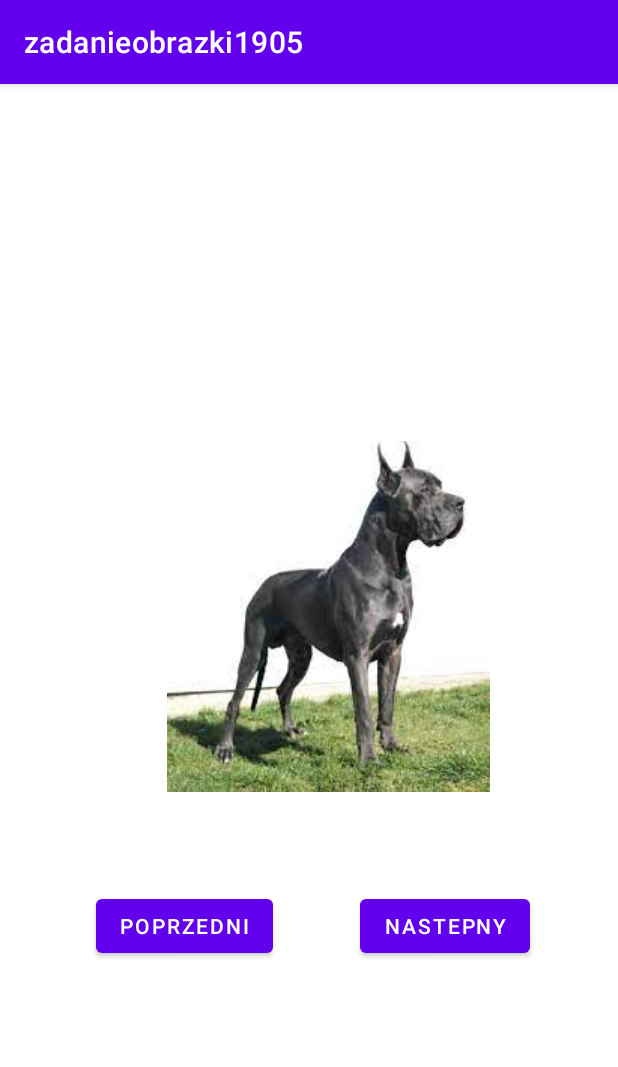
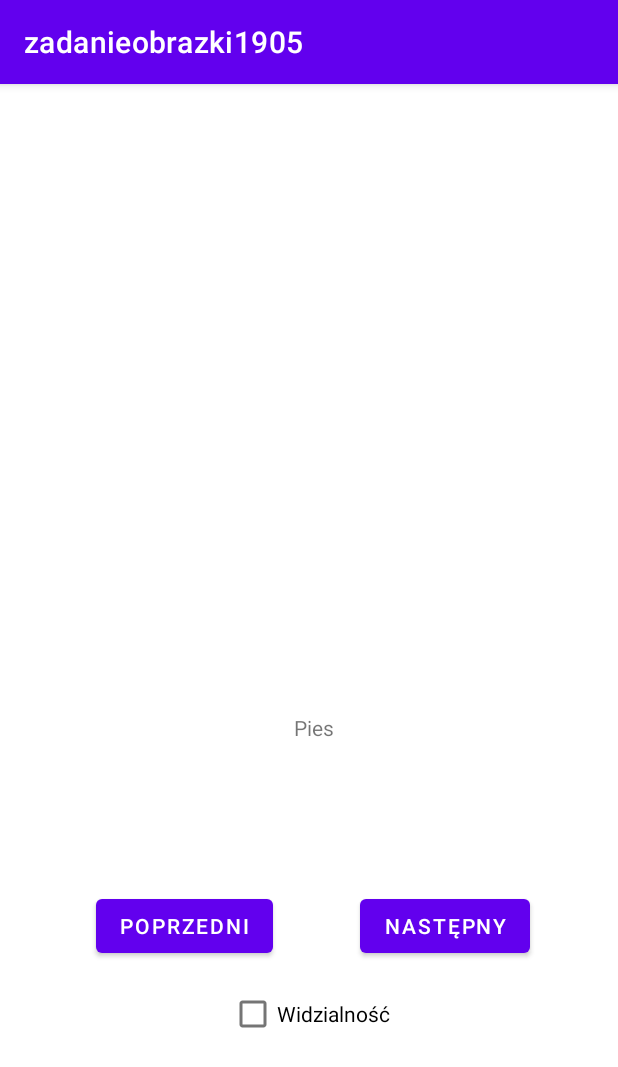
Before and after one commit to kamcio420/zadanieobrazki1905, an Android app: the screen it shows after launch (MainActivity), on a phone screen of 412 x 824 dp. Shown: the top 1067 px of the screen. Run offline under Robolectric (Android 15) with nearby library versions, the phone set to English and light mode, and no system bars.

Commit message:
Dzialajace przyciski poprzedni i nastepny zmiana opisu, niedzialajacy checkbox widzialnosc

```diff
--- a/app/src/main/java/com/example/zadanieobrazki1905/MainActivity.kt
+++ b/app/src/main/java/com/example/zadanieobrazki1905/MainActivity.kt
@@ -2,10 +2,67 @@ package com.example.zadanieobrazki1905
 
 import androidx.appcompat.app.AppCompatActivity
 import android.os.Bundle
+import android.view.View
+import android.widget.Button
+import android.widget.CheckBox
+import android.widget.ImageView
+import android.widget.TextView
 
 class MainActivity : AppCompatActivity() {
     override fun onCreate(savedInstanceState: Bundle?) {
         super.onCreate(savedInstanceState)
         setContentView(R.layout.activity_main)
+
+        val prevButton = findViewById<Button>(R.id.prevButton)
+        val nextButton = findViewById<Button>(R.id.nextButton)
+        val dogImage = findViewById<ImageView>(R.id.dogImage)
+        val describe = findViewById<TextView>(R.id.describe)
+        val visibilityCheck = findViewById<CheckBox>(R.id.visibility)
+        var index = 1
+
+        prevButton.setOnClickListener {
+            index -= 1
+            if(index in 1..5) {
+                when (index) {
+                    1 -> { dogImage.setImageResource(R.drawable.gf_r5l2_jmua_ue7d_dog_niemiecki_lagodny_olbrzym_1920x1080_nocrop)
+                           describe.text = "Pies1"}
+                    2 -> { dogImage.setImageResource(R.drawable.images)
+                           describe.text = "Pies2"}
+                    3 -> { dogImage.setImageResource(R.drawable.images_2)
+                           describe.text = "Pies3"}
+                    4 -> { dogImage.setImageResource(R.drawable.images_3)
+                           describe.text = "Pies4"}
+                    5 -> { dogImage.setImageResource(R.drawable.great_dane_2793816_1280_740x493)
+                           describe.text = "Pies5"}
+                }
+            }
+        }
+
+        nextButton.setOnClickListener {
+            index += 1
+            if(index in 1..5) {
+                when (index) {
+                    1 -> { dogImage.setImageResource(R.drawable.gf_r5l2_jmua_ue7d_dog_niemiecki_lagodny_olbrzym_1920x1080_nocrop)
+                        describe.text = "Pies1"}
+                    2 -> { dogImage.setImageResource(R.drawable.images)
+                        describe.text = "Pies2"}
+                    3 -> { dogImage.setImageResource(R.drawable.images_2)
+                        describe.text = "Pies3"}
+                    4 -> { dogImage.setImageResource(R.drawable.images_3)
+                        describe.text = "Pies4"}
+                    5 -> { dogImage.setImageResource(R.drawable.great_dane_2793816_1280_740x493)
+                        describe.text = "Pies5"}
+                }
+            }
+        }
+
+        if(visibilityCheck.isChecked) {
+            var x = View.VISIBLE
+            dogImage.visibility = x
+        }
+        else {
+            var x = View.INVISIBLE
+            dogImage.visibility = x
+        }
     }
 }
--- a/app/src/main/res/layout/activity_main.xml
+++ b/app/src/main/res/layout/activity_main.xml
@@ -7,7 +7,7 @@
     tools:context=".MainActivity">
 
     <Button
-        android:id="@+id/button"
+        android:id="@+id/prevButton"
         android:layout_width="wrap_content"
         android:layout_height="wrap_content"
         android:text="Poprzedni"
@@ -19,10 +19,10 @@
         app:layout_constraintVertical_bias="0.746" />
 
     <Button
-        android:id="@+id/button2"
+        android:id="@+id/nextButton"
         android:layout_width="wrap_content"
         android:layout_height="wrap_content"
-        android:text="Nastepny"
+        android:text="Następny"
         app:layout_constraintBottom_toBottomOf="parent"
         app:layout_constraintEnd_toEndOf="parent"
         app:layout_constraintHorizontal_bias="0.804"
@@ -31,7 +31,7 @@
         app:layout_constraintVertical_bias="0.746" />
 
     <TextView
-        android:id="@+id/textView"
+        android:id="@+id/describe"
         android:layout_width="wrap_content"
         android:layout_height="wrap_content"
         android:text="Pies"
@@ -43,15 +43,25 @@
         app:layout_constraintVertical_bias="0.56" />
 
     <ImageView
-        android:id="@+id/imageView"
+        android:id="@+id/dogImage"
         android:layout_width="wrap_content"
         android:layout_height="wrap_content"
         app:layout_constraintBottom_toBottomOf="parent"
         app:layout_constraintEnd_toEndOf="parent"
-        app:layout_constraintHorizontal_bias="0.566"
         app:layout_constraintStart_toStartOf="parent"
         app:layout_constraintTop_toTopOf="parent"
-        app:layout_constraintVertical_bias="0.446"
+        app:layout_constraintVertical_bias="0.41"
         app:srcCompat="@drawable/images" />
 
+    <CheckBox
+        android:id="@+id/visibility"
+        android:layout_width="wrap_content"
+        android:layout_height="wrap_content"
+        android:text="Widzialność"
+        app:layout_constraintBottom_toBottomOf="parent"
+        app:layout_constraintEnd_toEndOf="parent"
+        app:layout_constraintStart_toStartOf="parent"
+        app:layout_constraintTop_toTopOf="parent"
+        app:layout_constraintVertical_bias="0.828" />
+
 </androidx.constraintlayout.widget.ConstraintLayout>
```
